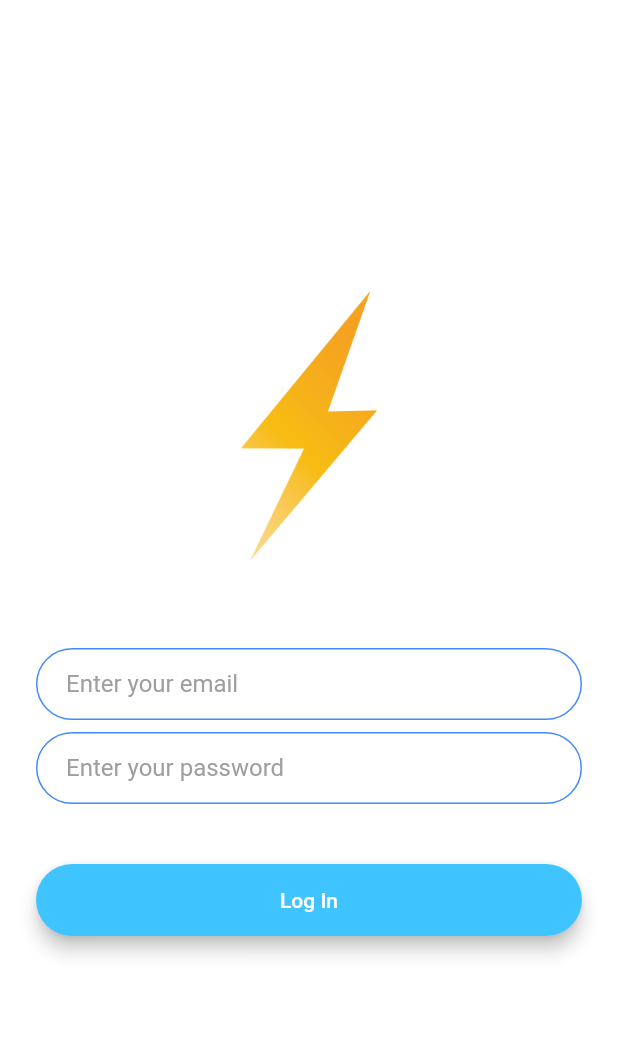
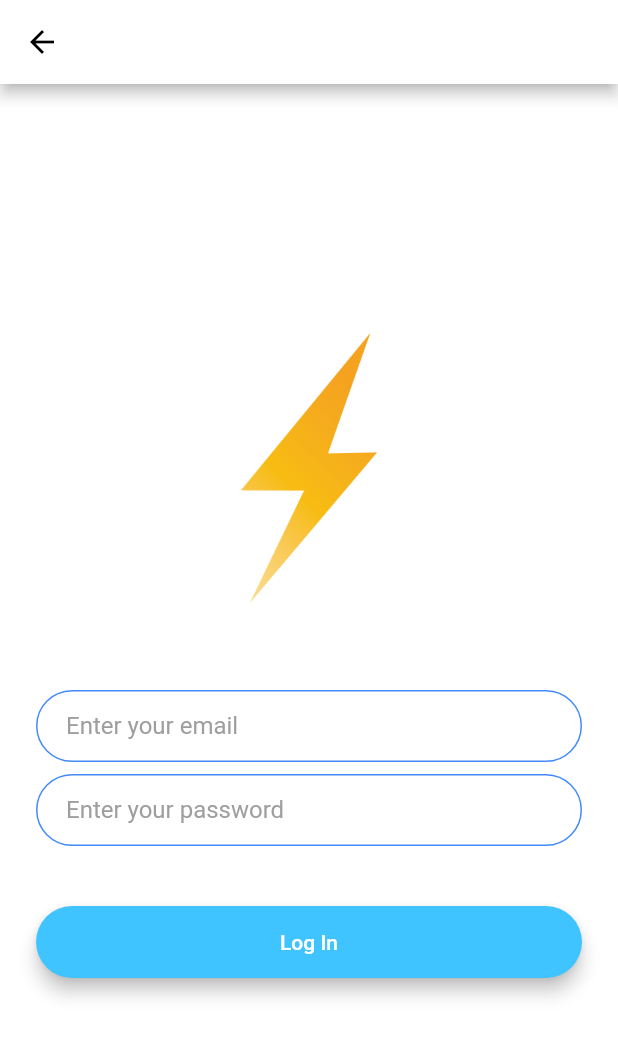
Before and after one commit to Halulkin/flash-chat-flutter, a Flutter app: the screen it shows after launch, after a tap on "Log In", on a phone screen of 412 x 824 dp. Shown: the top 1037 px of the screen. Run offline on Flutter 3.47's test engine with Material 2 defaults, Android fonts, the phone set to English and light mode, and no system bars; our stand-ins replace animated_text_kit.

Commit message:
Added back button to all screens

```diff
--- a/lib/main.dart
+++ b/lib/main.dart
@@ -12,10 +12,11 @@ class FlashChat extends StatelessWidget {
   Widget build(BuildContext context) {
     return MaterialApp(
       theme: ThemeData.dark().copyWith(
-        textTheme: TextTheme(
-          bodyText2: TextStyle(color: Colors.black54),
-        ),
-      ),
+          textTheme: TextTheme(
+            bodyText2: TextStyle(color: Colors.black54),
+          ),
+          primaryTextTheme:
+              TextTheme(headline6: TextStyle(color: Colors.black))),
       initialRoute: WelcomeScreen.id,
       routes: {
         WelcomeScreen.id: (context) => WelcomeScreen(),
--- a/lib/screens/login_screen.dart
+++ b/lib/screens/login_screen.dart
@@ -13,6 +13,12 @@ class _LoginScreenState extends State<LoginScreen> {
   @override
   Widget build(BuildContext context) {
     return Scaffold(
+      appBar: AppBar(
+        title: Text('Login'),
+        centerTitle: false,
+        leading: BackButton(color: Colors.black),
+        backgroundColor: Colors.white,
+      ),
       backgroundColor: Colors.white,
       body: Padding(
         padding: EdgeInsets.symmetric(horizontal: 24.0),
--- a/lib/screens/registration_screen.dart
+++ b/lib/screens/registration_screen.dart
@@ -13,6 +13,12 @@ class _RegistrationScreenState extends State<RegistrationScreen> {
   @override
   Widget build(BuildContext context) {
     return Scaffold(
+      appBar: AppBar(
+        title: Text('Register'),
+        centerTitle: false,
+        leading: BackButton(color: Colors.black),
+        backgroundColor: Colors.white,
+      ),
       backgroundColor: Colors.white,
       body: Padding(
         padding: EdgeInsets.symmetric(horizontal: 24.0),
```
